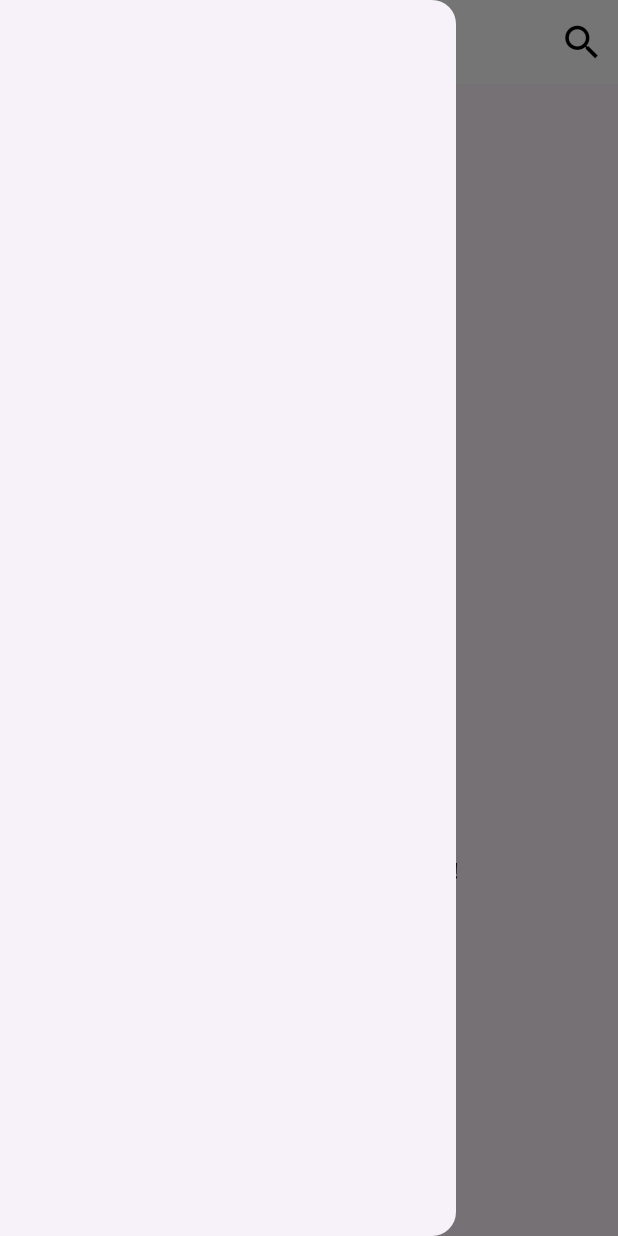
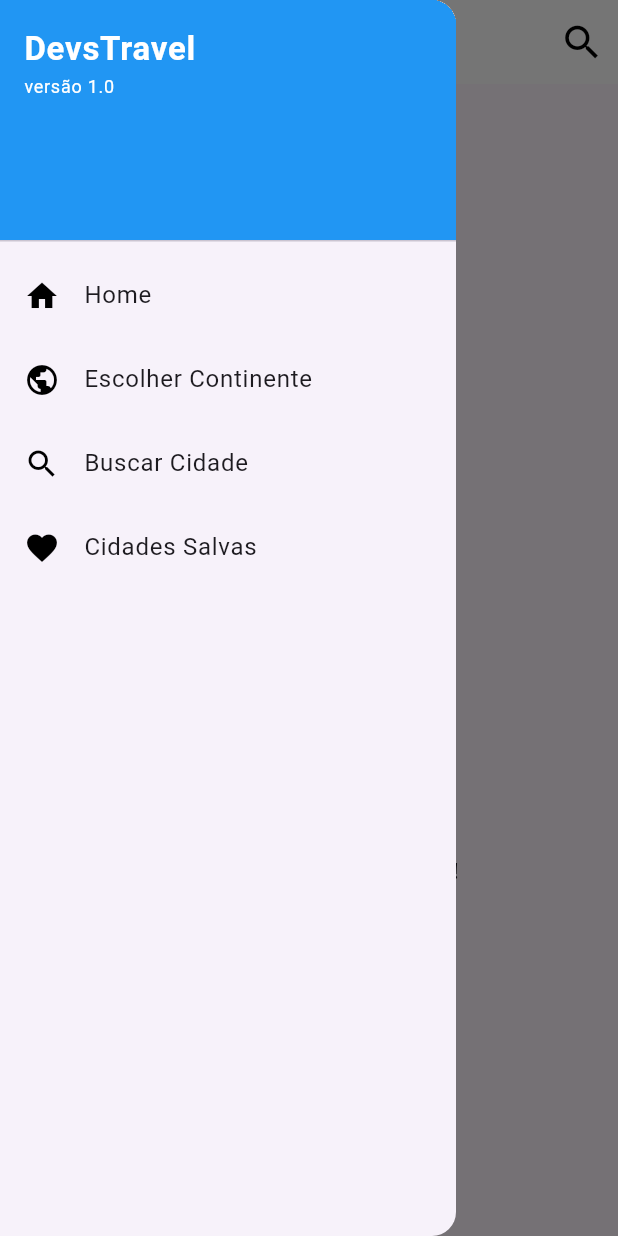
Before and after one commit to rodrigodenner/app-flutter-devstravel, a Flutter app: the HomePage screen opened by its route, with the side drawer open, on a phone screen of 412 x 824 dp. Run offline on Flutter 3.47's test engine with Material 3 defaults, Android fonts, the phone set to English and light mode, and no system bars; network calls fail; Roboto replaces fonts that are missing (Helvetica Neue).

Commit message:
feat: create drawer custom

```diff
--- a/lib/src/pages/home.dart
+++ b/lib/src/pages/home.dart
@@ -2,6 +2,7 @@ import 'package:flutter/material.dart';
 import 'package:provider/provider.dart';
 import '../models/appdata.dart';
 import '../partials/customappbar.dart';
+import '../partials/customdrawer.dart';
 
 class HomePage extends StatelessWidget {
   GlobalKey<ScaffoldState> _scaffoldKey = GlobalKey();
@@ -24,7 +25,9 @@ class HomePage extends StatelessWidget {
           hideSearch: false,
           showDrawer: true,
         ),
-        drawer: Drawer(),
+        drawer: CustomDrawer(
+          pageContext: context
+        ),
         body: Center(
           child: Column(
             mainAxisAlignment: MainAxisAlignment.center,
--- a/lib/src/pages/searchpage.dart
+++ b/lib/src/pages/searchpage.dart
@@ -2,6 +2,7 @@ import 'package:flutter/material.dart';
 import 'package:provider/provider.dart';
 import '../models/appdata.dart';
 import '../partials/customappbar.dart';
+import '../partials/customdrawer.dart';
 
 class SearchPage extends StatelessWidget {
   GlobalKey<ScaffoldState> _scaffoldKey = GlobalKey();
@@ -17,7 +18,9 @@ class SearchPage extends StatelessWidget {
           title: 'Busque uma cidade',
           hideSearch: true,
         ),
-        drawer: Drawer(),
+        drawer: CustomDrawer(
+          pageContext: context
+        ),
         body: Center(
           child: Column(
             mainAxisAlignment: MainAxisAlignment.center,
--- /dev/null
+++ b/lib/src/partials/customdrawer.dart
@@ -0,0 +1,83 @@
+import 'package:flutter/cupertino.dart';
+import 'package:flutter/material.dart';
+
+class CustomDrawer extends StatefulWidget implements PreferredSizeWidget {
+  final BuildContext pageContext;
+
+
+  const CustomDrawer({
+    Key? key,
+    required this.pageContext,
+
+  }) : super(key: key);
+
+
+  @override
+  _CustomDrawerState createState() => _CustomDrawerState();
+
+  @override
+  Size get preferredSize => Size.fromHeight(kToolbarHeight);
+}
+
+class _CustomDrawerState extends State<CustomDrawer> {
+  @override
+  Widget build(BuildContext context) {
+    return Drawer(
+      child: ListView(
+        padding: EdgeInsets.zero,
+        children: <Widget>[
+          DrawerHeader(
+            child: Column(
+              crossAxisAlignment: CrossAxisAlignment.start,
+              children: <Widget>[
+                Text(
+                  'DevsTravel',
+                  style: TextStyle(
+                    color: Colors.white,
+                    fontWeight: FontWeight.bold,
+                    fontSize: 22,
+                    fontFamily: 'Helvetica Neue',
+                  ),
+                ),
+                Text(
+                  'versão 1.0',
+                  style: TextStyle(
+                    color: Colors.white,
+                    fontSize: 12,
+                    fontFamily: 'Helvetica Neue',
+                  ),
+                ),
+              ],
+            ),
+            decoration: BoxDecoration(
+              color: Colors.blue,
+            ),
+          ),
+          ListTile(
+              leading: Icon(Icons.home, color: Colors.black,), title: Text('Home'),
+              onTap: () {
+                Navigator.pushReplacementNamed(widget.pageContext, '/home');
+              }),
+          ListTile(
+              leading: Icon(Icons.public,color: Colors.black),
+              title: Text('Escolher Continente'),
+              onTap: () {
+                Navigator.pushReplacementNamed(widget.pageContext, '/continet');
+              }),
+          ListTile(
+              leading: Icon(Icons.search, color: Colors.black),
+              title: Text('Buscar Cidade'),
+              onTap: () {
+                Navigator.pushReplacementNamed(widget.pageContext, '/search');
+              }),
+          ListTile(
+              leading: Icon(Icons.favorite, color: Colors.black),
+              title: Text('Cidades Salvas'),
+              onTap: () {
+                Navigator.pushReplacementNamed(widget.pageContext, '/saved');
+              }),
+        ],
+      ),
+    );
+  }
+}
```
